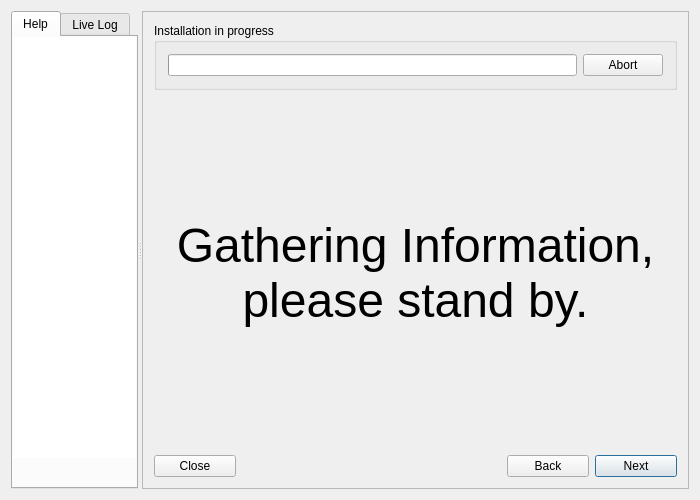
Before: the Qt Designer form meinstall.ui in gazelle-installer/gazelle-installer, drawn with Qt 5.
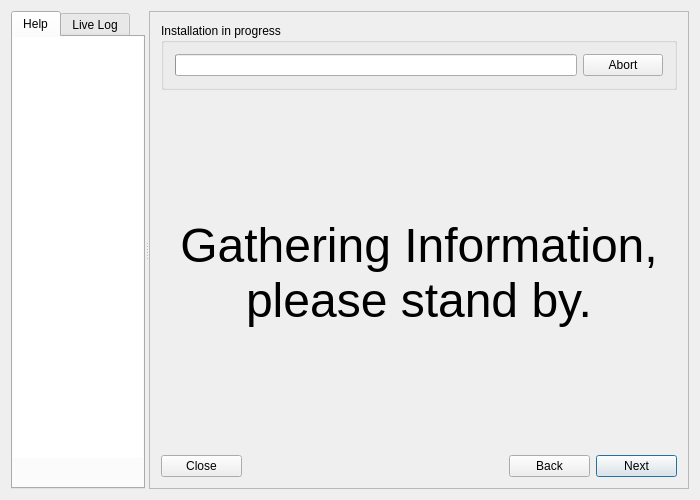
After: the same form once the commit is applied. Icons and pictures are not drawn. Custom widgets are drawn as their Qt base class.

Commit message: Increase the default information pane portion.

Patch:
```diff
--- a/meinstall.ui
+++ b/meinstall.ui
@@ -28,16 +28,13 @@
   <layout class="QHBoxLayout">
    <item>
     <widget class="QSplitter" name="splitter">
-     <property name="orientation">
-      <enum>Qt::Horizontal</enum>
-     </property>
      <property name="opaqueResize">
       <bool>false</bool>
      </property>
      <widget class="QTabWidget" name="mainTabs">
       <property name="sizePolicy">
        <sizepolicy hsizetype="Preferred" vsizetype="Expanding">
-        <horstretch>3</horstretch>
+        <horstretch>1</horstretch>
         <verstretch>0</verstretch>
        </sizepolicy>
       </property>
@@ -124,7 +121,7 @@
      <widget class="QFrame" name="mainFrame">
       <property name="sizePolicy">
        <sizepolicy hsizetype="Expanding" vsizetype="Expanding">
-        <horstretch>8</horstretch>
+        <horstretch>2</horstretch>
         <verstretch>0</verstretch>
        </sizepolicy>
       </property>
```
